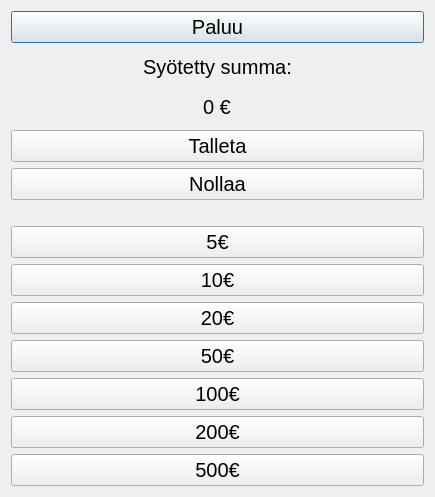
Qt form bank_automat/deposit.ui (25kmo-project/group_7) before a commit.
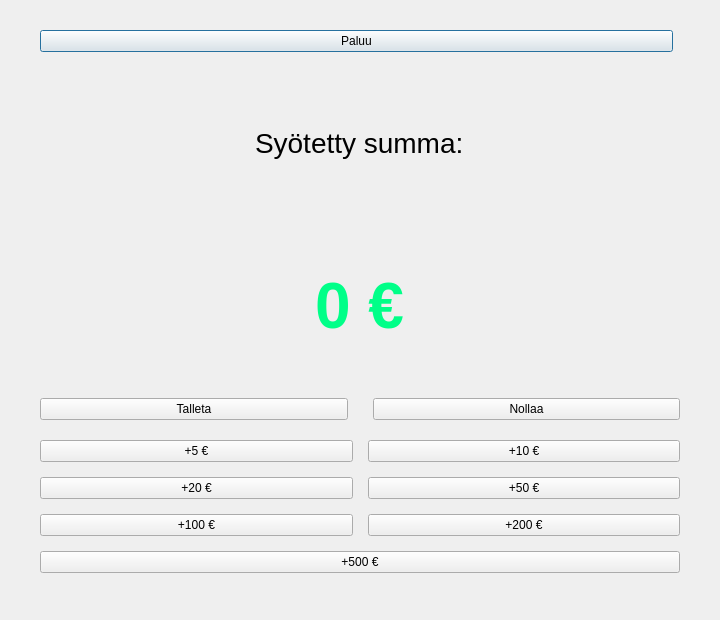
The same form after that commit.

Commit message: UI-muutoksia ja parannuksia

What changed in the file:
```diff
--- a/bank_automat/deposit.ui
+++ b/bank_automat/deposit.ui
@@ -6,116 +6,132 @@
    <rect>
     <x>0</x>
     <y>0</y>
-    <width>435</width>
-    <height>497</height>
+    <width>720</width>
+    <height>620</height>
    </rect>
   </property>
-  <property name="font">
-   <font>
-    <pointsize>15</pointsize>
-   </font>
+  <property name="minimumSize">
+   <size>
+    <width>600</width>
+    <height>500</height>
+   </size>
   </property>
   <property name="windowTitle">
    <string>Talletus</string>
   </property>
   <layout class="QVBoxLayout" name="verticalLayout">
+   <property name="spacing">
+    <number>20</number>
+   </property>
+   <property name="leftMargin">
+    <number>40</number>
+   </property>
+   <property name="topMargin">
+    <number>30</number>
+   </property>
+   <property name="rightMargin">
+    <number>40</number>
+   </property>
+   <property name="bottomMargin">
+    <number>40</number>
+   </property>
+
+   <!-- Top bar -->
    <item>
-    <widget class="QPushButton" name="btnDepositBack">
-     <property name="text">
-      <string>Paluu</string>
-     </property>
-    </widget>
+    <layout class="QHBoxLayout" name="topBar">
+     <item>
+      <widget class="QPushButton" name="btnDepositBack">
+       <property name="text">
+        <string>Paluu</string>
+       </property>
+      </widget>
+     </item>
+     <item>
+      <spacer name="horizontalSpacer">
+       <property name="orientation">
+        <enum>Qt::Horizontal</enum>
+       </property>
+      </spacer>
+     </item>
+    </layout>
    </item>
-   <item alignment="Qt::AlignmentFlag::AlignHCenter">
+
+   <!-- Syötetty summa -->
+   <item alignment="Qt::AlignCenter">
     <widget class="QLabel" name="labelAmount">
      <property name="text">
       <string>Syötetty summa:</string>
      </property>
+     <property name="font">
+      <font>
+       <pointsize>21</pointsize>
+      </font>
+     </property>
     </widget>
    </item>
-   <item alignment="Qt::AlignmentFlag::AlignHCenter">
+   <item alignment="Qt::AlignCenter">
     <widget class="QLabel" name="labelAddedAmount">
      <property name="text">
       <string>0 €</string>
      </property>
+     <property name="font">
+      <font>
+       <pointsize>48</pointsize>
+       <weight>75</weight>
+      </font>
+     </property>
+     <property name="styleSheet">
+      <string notr="true">color: #00FF88;</string>
+     </property>
     </widget>
    </item>
+
+   <!-- Talleta + Nollaa -->
    <item>
-    <widget class="QPushButton" name="btnNewDeposit">
-     <property name="text">
-      <string>Talleta</string>
+    <layout class="QHBoxLayout" name="actionButtons">
+     <property name="spacing">
+      <number>25</number>
      </property>
-    </widget>
+     <item>
+      <widget class="QPushButton" name="btnNewDeposit">
+       <property name="text">
+        <string>Talleta</string>
+       </property>
+      </widget>
+     </item>
+     <item>
+      <widget class="QPushButton" name="btnReset">
+       <property name="text">
+        <string>Nollaa</string>
+       </property>
+      </widget>
+     </item>
+    </layout>
    </item>
+
+   <!-- Summien lisäysnapit  -->
    <item>
-    <widget class="QPushButton" name="btnReset">
-     <property name="text">
-      <string>Nollaa</string>
+    <layout class="QGridLayout" name="addButtonsGrid">
+     <property name="spacing">
+      <number>15</number>
      </property>
-    </widget>
+     <item row="0" column="0"><widget class="QPushButton" name="btnAddFive"><property name="text"><string>+5 €</string></property></widget></item>
+     <item row="0" column="1"><widget class="QPushButton" name="btnAddTen"><property name="text"><string>+10 €</string></property></widget></item>
+     <item row="1" column="0"><widget class="QPushButton" name="btnAddTwenty"><property name="text"><string>+20 €</string></property></widget></item>
+     <item row="1" column="1"><widget class="QPushButton" name="btnAddFifty"><property name="text"><string>+50 €</string></property></widget></item>
+     <item row="2" column="0"><widget class="QPushButton" name="btnAddHundred"><property name="text"><string>+100 €</string></property></widget></item>
+     <item row="2" column="1"><widget class="QPushButton" name="btnAddTwoHundred"><property name="text"><string>+200 €</string></property></widget></item>
+     <item row="3" column="0" colspan="2"><widget class="QPushButton" name="btnAddFiveHundred"><property name="text"><string>+500 €</string></property></widget></item>
+    </layout>
    </item>
+
    <item>
-    <spacer name="horizontalSpacer">
+    <spacer name="verticalSpacer">
      <property name="orientation">
-      <enum>Qt::Orientation::Horizontal</enum>
-     </property>
-     <property name="sizeHint" stdset="0">
-      <size>
-       <width>40</width>
-       <height>20</height>
-      </size>
+      <enum>Qt::Vertical</enum>
      </property>
     </spacer>
    </item>
-   <item>
-    <widget class="QPushButton" name="btnAddFive">
-     <property name="text">
-      <string>5€</string>
-     </property>
-    </widget>
-   </item>
-   <item>
-    <widget class="QPushButton" name="btnAddTen">
-     <property name="text">
-      <string>10€</string>
-     </property>
-    </widget>
-   </item>
-   <item>
-    <widget class="QPushButton" name="btnAddTwenty">
-     <property name="text">
-      <string>20€</string>
-     </property>
-    </widget>
-   </item>
-   <item>
-    <widget class="QPushButton" name="btnAddFifty">
-     <property name="text">
-      <string>50€</string>
-     </property>
-    </widget>
-   </item>
-   <item>
-    <widget class="QPushButton" name="btnAddHundred">
-     <property name="text">
-      <string>100€</string>
-     </property>
-    </widget>
-   </item>
-   <item>
-    <widget class="QPushButton" name="btnAddTwoHundred">
-     <property name="text">
-      <string>200€</string>
-     </property>
-    </widget>
-   </item>
-   <item>
-    <widget class="QPushButton" name="btnAddFiveHundred">
-     <property name="text">
-      <string>500€</string>
-     </property>
-    </widget>
-   </item>
   </layout>
  </widget>
  <resources/>
```
The commit also changes 5 other files.
